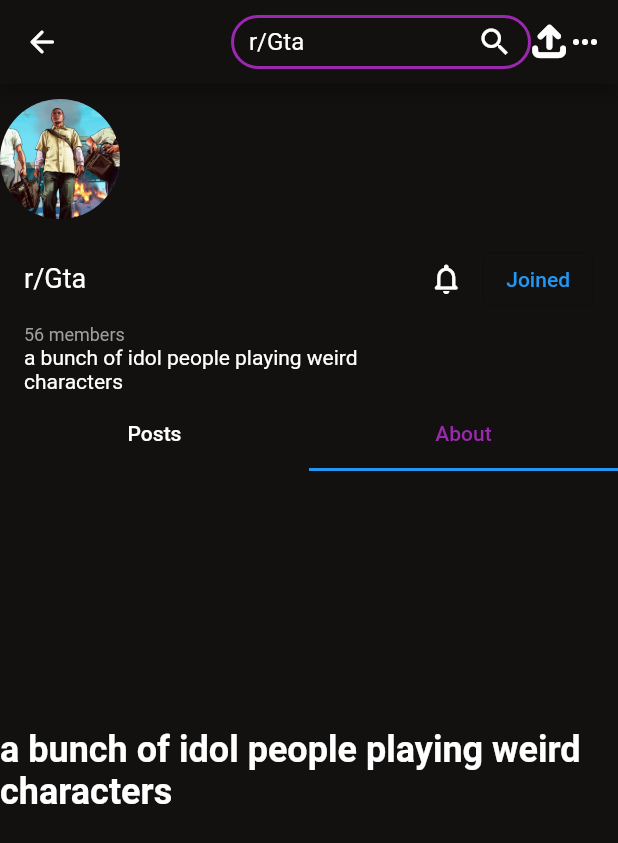
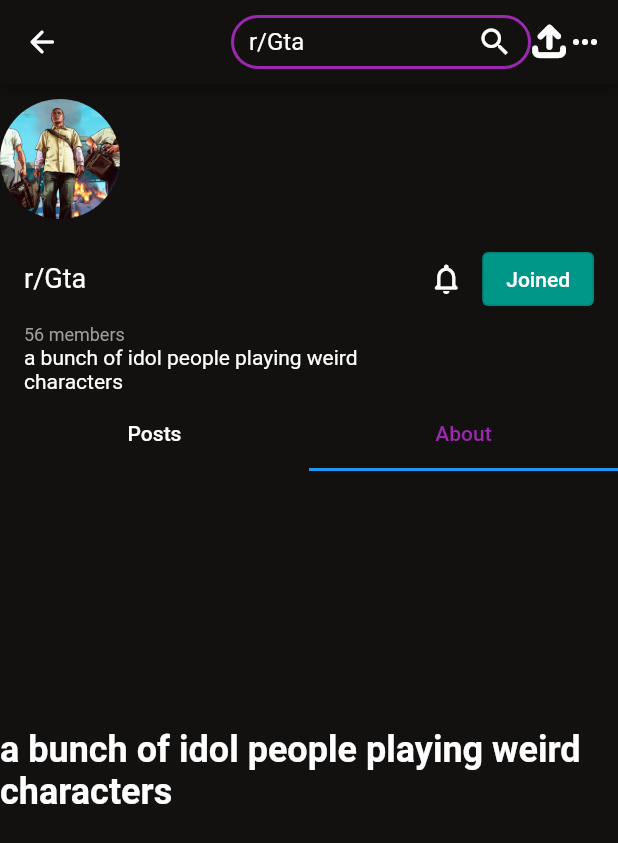
Before and after one commit to SinaArabi/AP-Final-Project, a Flutter app: the screen it shows after launch, tab 2 chosen, on a phone screen of 412 x 824 dp. Shown: the top 843 px of the screen. Run offline on Flutter 3.47's test engine with Material 2 defaults, Android fonts, the phone set to English and light mode, and no system bars; missing offline and left inert: dart:ffi.

Commit message:
joined button styled

```diff
--- a/reddit_sos/lib/subRedditView.dart
+++ b/reddit_sos/lib/subRedditView.dart
@@ -29,12 +29,19 @@
       trailing: Wrap(
         children: [
           IconButton(
-            icon: Icon(Icons.notifications_none_rounded, color: Colors.white,),
+            icon: Icon(
+              Icons.notifications_none_rounded,
+              color: Colors.white,
+            ),
             onPressed: () {},
           ),
           OutlinedButton(
+            style: OutlinedButton.styleFrom(
+              primary: Colors.white,
+              backgroundColor: Colors.teal,
+            ),
             onPressed: () {},
-            child: Text("Joined"),
+            child: Text("Joined"), //need to check if user is joined or not!
           ),
         ],
       ),
```
